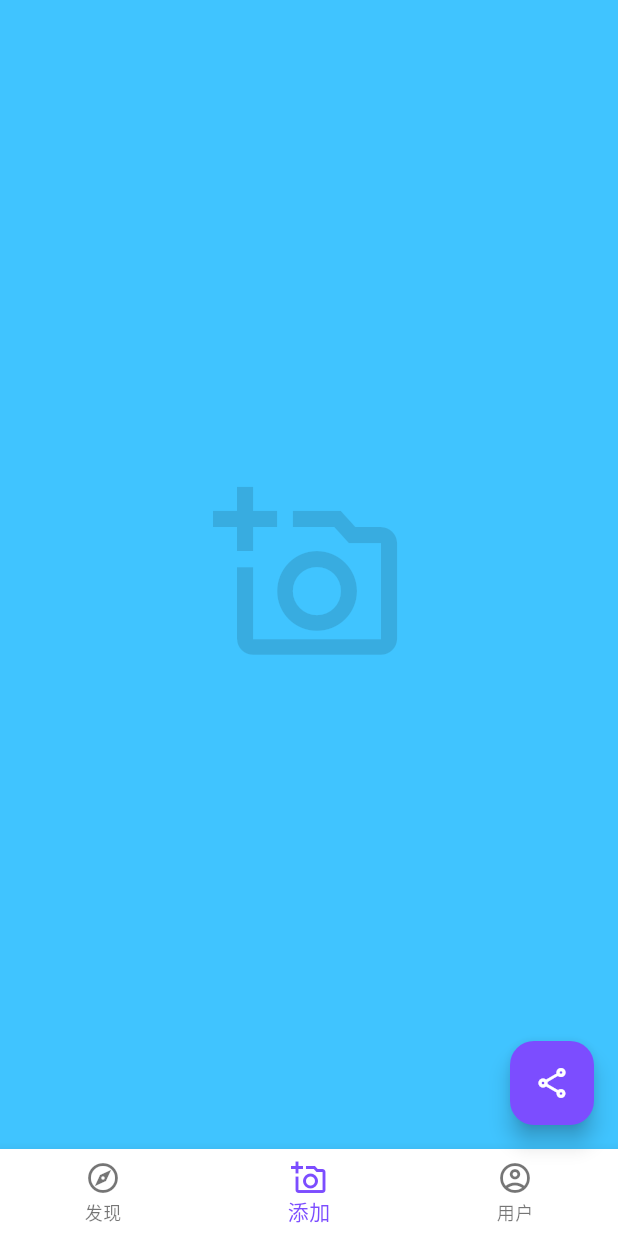
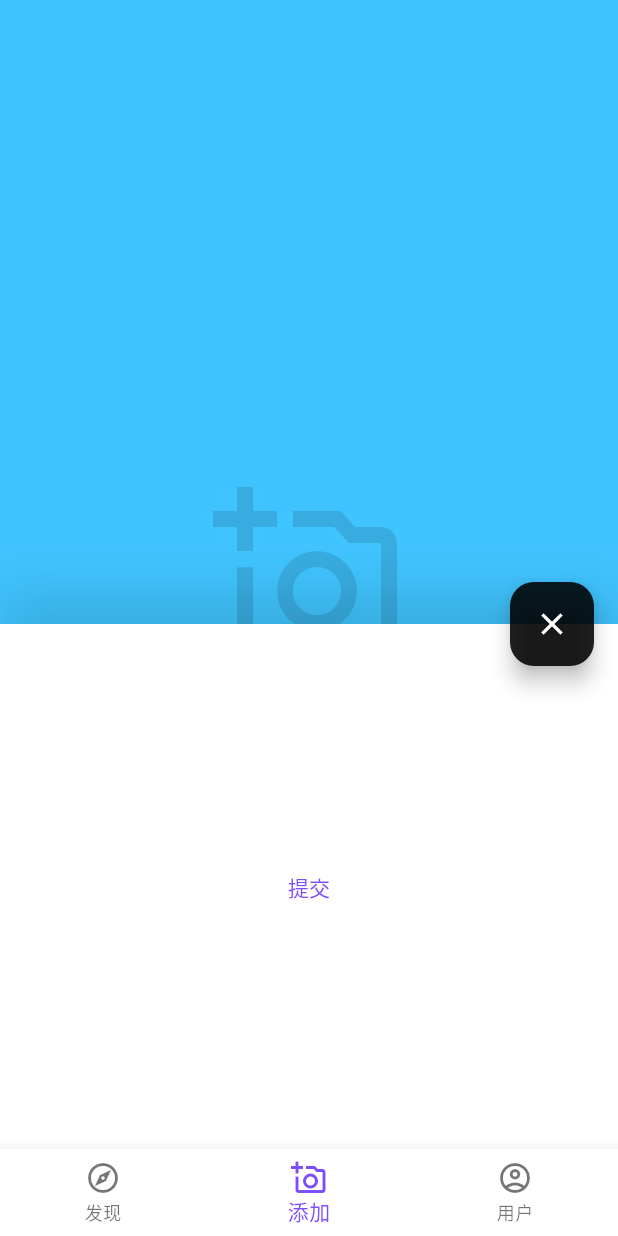
Before and after one commit to hahajiukanjian/Flutter_learn, a Flutter app: the screen it shows after launch, item 2 of the bottom bar chosen, after a tap on the "share" icon, on a phone screen of 412 x 824 dp. Run offline on Flutter 3.47's test engine with Material 3 defaults, Android fonts, the phone set to English and light mode, and no system bars.

Commit message:
弹窗小部件（未完成）

```diff
--- /dev/null
+++ b/lib/app/components/app_bottom_sheet.dart
@@ -0,0 +1,68 @@
+import 'package:flutter/material.dart';
+
+class AppBottomSheet extends StatelessWidget {
+  // 显示对话框
+  Future<bool?> showAppAlertDialog(context) {
+    return showDialog<bool>(
+      context: context,
+      builder: (context) => AlertDialog(
+        title: const Text('确定提交'),
+        content: const Text('提交以后相当于已经提交了信息，确定要提交吗？'),
+        actions: [
+          TextButton(
+            child: const Text('取消'),
+            onPressed: () => Navigator.pop(context, false),
+          ),
+          TextButton(
+            child: const Text('确定'),
+            onPressed: () => Navigator.pop(context, true),
+          ),
+        ],
+      ),
+    );
+  }
+
+  // 显示操作提示
+  void showAppSnackBar(context) {
+    ScaffoldMessenger.of(context).showSnackBar(
+      SnackBar(
+        content: const Text('提交成功'),
+        action: SnackBarAction(
+          label: '关闭',
+          onPressed: () {},
+        ),
+        duration: const Duration(seconds: 3),
+      )
+    );
+  }
+
+  @override
+  Widget build(BuildContext context) {
+    return Container(
+        height: 350,
+        decoration: BoxDecoration(
+          color: Theme.of(context).colorScheme.surface,
+          boxShadow: const [
+            BoxShadow(
+              color: Colors.black12,
+              offset: Offset(0, -20),
+              blurRadius: 30,
+            ),
+          ],
+        ),
+        child: Center(
+          child: TextButton(
+            onPressed: () async {
+              // 显示对话框
+              final result = await showAppAlertDialog(context);
+              print('showAppAlertDialog: $result');
+
+              if (result != null && result) {
+                showAppSnackBar(context);
+              }
+            },
+            child: const Text('提交'),
+          ),
+        ));
+  }
+}
--- a/lib/app/components/app_floating_action_button.dart
+++ b/lib/app/components/app_floating_action_button.dart
@@ -1,13 +1,50 @@
 import 'package:flutter/material.dart';
 
-class AppFloatingActionButton extends StatelessWidget {
+import 'app_bottom_sheet.dart';
+
+class AppFloatingActionButton extends StatefulWidget {
+  @override
+  State<AppFloatingActionButton> createState() => _AppFloatingActionButtonState();
+}
+
+class _AppFloatingActionButtonState extends State<AppFloatingActionButton> {
+  // 是否正在显示底部面板
+  bool isBottomSheetShown = false;
+
+  // 漂浮动作按钮小图标
+  Icon floatingActionButtonIcon() {
+    return isBottomSheetShown ? const Icon(Icons.close) : const Icon(Icons.share_outlined);
+  }
+
   @override
   Widget build(BuildContext context) {
     return FloatingActionButton(
-      child: Icon(Icons.share_outlined),
       onPressed: () {
-        print('哈哈哈');
+        // 关闭底部面板
+        if (isBottomSheetShown) {
+          return Navigator.pop(context);
+        }
+
+        // 显示底部面板
+        final bottomSheetController = showBottomSheet(
+          context: context,
+          builder: (context) => AppBottomSheet(),
+        );
+
+        setState(() {
+          isBottomSheetShown = true;
+        });
+
+        // 关闭底部面板以后
+        bottomSheetController.closed.then((value) {
+          setState(() {
+            isBottomSheetShown = false;
+          });
+        });
       },
+      backgroundColor: Colors.black87,
+      foregroundColor: Colors.white,
+      child: floatingActionButtonIcon(),
     );
   }
 }
```
